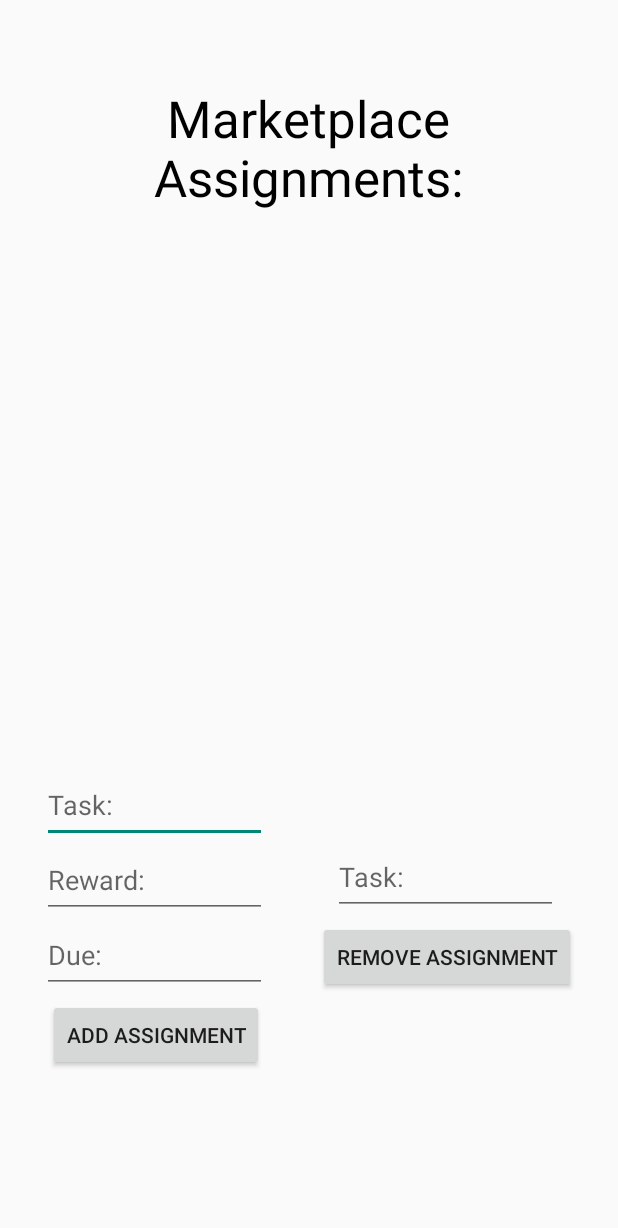
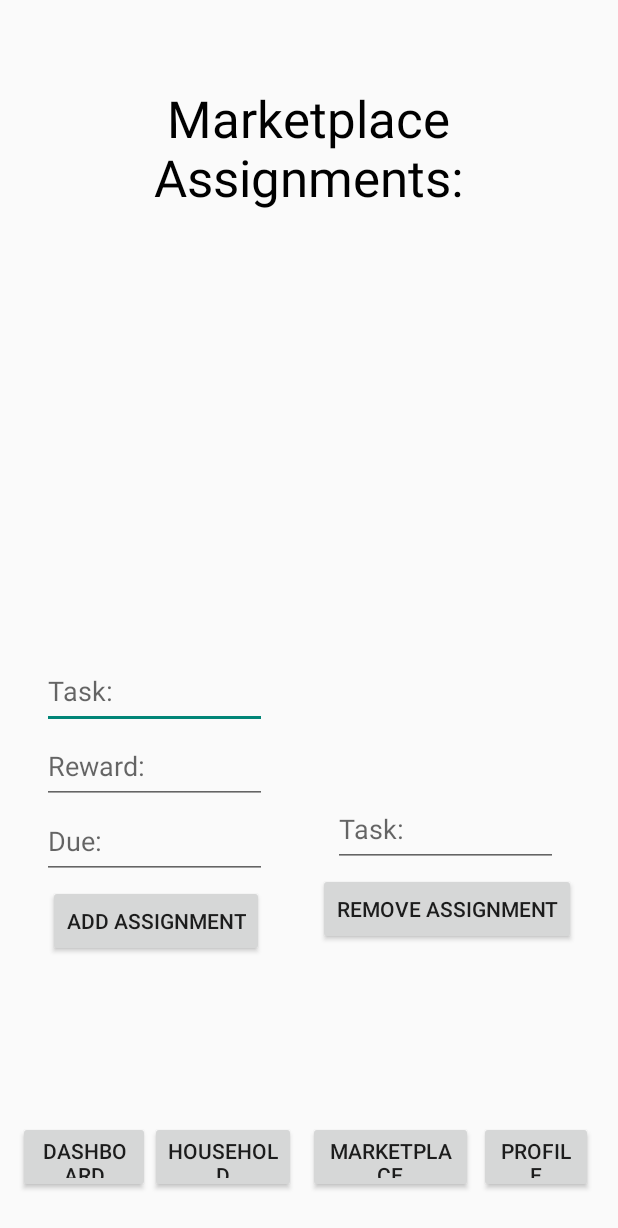
Before and after one commit to asiansnoodle/Chore-Dojo, an Android app built with Jetpack Compose: the ParentMarketplaceActivity screen opened directly, with no data from a screen before it, on a phone screen of 412 x 824 dp. Shown: the top 1228 px of the screen. Run offline under Robolectric (Android 15) with nearby library versions, the phone set to English and light mode, and no system bars.

Commit message:
added 4 buttons to parent marketplace page

```diff
--- a/app/src/main/java/edu/utsa/chore_dojo24/ParentMarketplaceActivity.java
+++ b/app/src/main/java/edu/utsa/chore_dojo24/ParentMarketplaceActivity.java
@@ -1,5 +1,6 @@
 package edu.utsa.chore_dojo24;
 
+import android.content.Intent;
 import android.os.Bundle;
 import android.view.View;
 import android.widget.ArrayAdapter;
@@ -83,6 +84,52 @@ public class ParentMarketplaceActivity extends ComponentActivity {
             }
         });
 
+        setupButtons();
+
     }
 
+    private void setupButtons() {
+        Button profileButton = (Button) findViewById(R.id.Profile);
+        Button houseButton = (Button) findViewById(R.id.Household);
+        Button marketButton = (Button) findViewById(R.id.Marketplace);
+        Button dashButton = (Button) findViewById(R.id.Dashboard);
+
+
+
+        profileButton.setOnClickListener(new View.OnClickListener() {
+            @Override
+            public void onClick(View v) {
+                //Intent intent = new Intent(HouseholdActivity.this, ProfileActivity.class);
+                // startActivity(intent);
+            }
+        });
+
+        houseButton.setOnClickListener(new View.OnClickListener() {
+            @Override
+            public void onClick(View v) {
+                Intent intent = new Intent(ParentMarketplaceActivity.this, HouseholdActivity.class);
+                startActivity(intent);
+            }
+        });
+
+        marketButton.setOnClickListener(new View.OnClickListener() {
+            @Override
+            public void onClick(View v) {
+                Intent intent = new Intent(ParentMarketplaceActivity.this, ParentMarketplaceActivity.class);
+                startActivity(intent);
+            }
+        });
+
+        dashButton.setOnClickListener(new View.OnClickListener() {
+            @Override
+            public void onClick(View v) {
+                //Intent intent = new Intent(HouseholdActivity.this, DashboardActivity.class);
+                //startActivity(intent);
+            }
+        });
+
+
+    }
+
+
 }
--- a/app/src/main/res/layout/parent_marketplace.xml
+++ b/app/src/main/res/layout/parent_marketplace.xml
@@ -24,8 +24,9 @@
         android:id="@+id/task_list"
         android:layout_width="328dp"
         android:layout_height="262dp"
-        android:layout_marginTop="48dp"
+        android:layout_marginTop="16dp"
         app:layout_constraintEnd_toEndOf="parent"
+        app:layout_constraintHorizontal_bias="0.493"
         app:layout_constraintStart_toStartOf="parent"
         app:layout_constraintTop_toBottomOf="@+id/parent_marketplace_title"></ListView>
 
@@ -34,7 +35,7 @@
         android:layout_width="150dp"
         android:layout_height="50dp"
         android:layout_marginStart="28dp"
-        android:layout_marginTop="60dp"
+        android:layout_marginTop="16dp"
         android:ems="10"
         android:hint="@string/task_inp_txt"
         android:inputType="text"
@@ -93,4 +94,56 @@
         app:layout_constraintEnd_toEndOf="parent"
         app:layout_constraintTop_toBottomOf="@+id/task_remove_input" />
 
+    <Button
+        android:id="@+id/Dashboard"
+        android:layout_width="88dp"
+        android:layout_height="48dp"
+        android:layout_marginTop="35dp"
+        android:text="@string/DshBttn"
+        app:layout_constraintBottom_toBottomOf="parent"
+        app:layout_constraintEnd_toStartOf="@+id/Household"
+        app:layout_constraintHorizontal_bias="1.0"
+        app:layout_constraintStart_toStartOf="parent"
+        app:layout_constraintTop_toTopOf="parent"
+        app:layout_constraintVertical_bias="0.961" />
+
+    <Button
+        android:id="@+id/Household"
+        android:layout_width="97dp"
+        android:layout_height="48dp"
+        android:text="@string/HusBttn"
+        app:layout_constraintBottom_toBottomOf="parent"
+        app:layout_constraintEnd_toEndOf="parent"
+        app:layout_constraintHorizontal_bias="0.318"
+        app:layout_constraintStart_toStartOf="parent"
+        app:layout_constraintTop_toTopOf="parent"
+        app:layout_constraintVertical_bias="0.963" />
+
+    <Button
+        android:id="@+id/Marketplace"
+        android:layout_width="110dp"
+        android:layout_height="48dp"
+        android:layout_marginStart="8dp"
+        android:layout_marginTop="35dp"
+        android:text="@string/MktBttn"
+        app:layout_constraintBottom_toBottomOf="parent"
+        app:layout_constraintEnd_toEndOf="parent"
+        app:layout_constraintHorizontal_bias="0.0"
+        app:layout_constraintStart_toEndOf="@+id/Household"
+        app:layout_constraintTop_toTopOf="parent"
+        app:layout_constraintVertical_bias="0.961" />
+
+    <Button
+        android:id="@+id/Profile"
+        android:layout_width="76dp"
+        android:layout_height="48dp"
+        android:layout_marginTop="35dp"
+        android:text="@string/PflBttn"
+        app:layout_constraintBottom_toBottomOf="parent"
+        app:layout_constraintEnd_toEndOf="parent"
+        app:layout_constraintHorizontal_bias="0.2"
+        app:layout_constraintStart_toEndOf="@+id/Marketplace"
+        app:layout_constraintTop_toTopOf="parent"
+        app:layout_constraintVertical_bias="0.961" />
+
 </androidx.constraintlayout.widget.ConstraintLayout>
```
